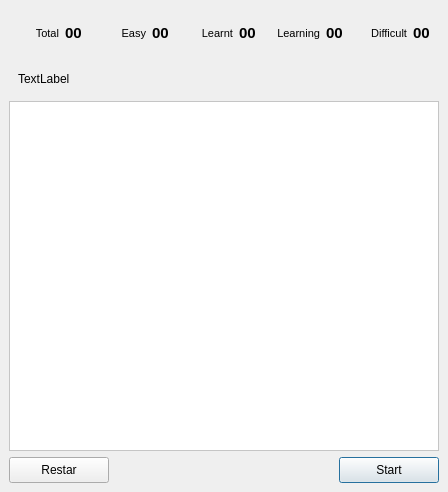
Before: the Qt Designer form Ui/dlg_practice.ui in robinpalat/idiomindQt, drawn with Qt 5.
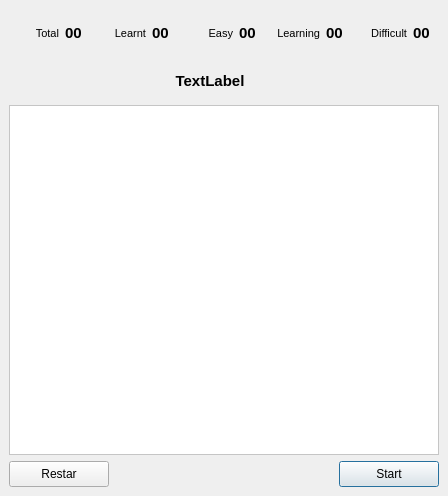
After: the same form once the commit is applied. Icons and pictures are not drawn.

Patch:
```diff
--- a/Ui/dlg_practice.ui
+++ b/Ui/dlg_practice.ui
@@ -167,53 +167,6 @@
              </font>
             </property>
             <property name="text">
-             <string>Easy</string>
-            </property>
-            <property name="scaledContents">
-             <bool>true</bool>
-            </property>
-            <property name="alignment">
-             <set>Qt::AlignRight|Qt::AlignTrailing|Qt::AlignVCenter</set>
-            </property>
-           </widget>
-          </item>
-          <item>
-           <widget class="QLabel" name="label_score_easy">
-            <property name="minimumSize">
-             <size>
-              <width>25</width>
-              <height>0</height>
-             </size>
-            </property>
-            <property name="font">
-             <font>
-              <pointsize>11</pointsize>
-              <weight>75</weight>
-              <bold>true</bold>
-             </font>
-            </property>
-            <property name="text">
-             <string>00</string>
-            </property>
-            <property name="alignment">
-             <set>Qt::AlignLeading|Qt::AlignLeft|Qt::AlignVCenter</set>
-            </property>
-           </widget>
-          </item>
-          <item>
-           <widget class="QLabel" name="label_5">
-            <property name="minimumSize">
-             <size>
-              <width>50</width>
-              <height>0</height>
-             </size>
-            </property>
-            <property name="font">
-             <font>
-              <pointsize>8</pointsize>
-             </font>
-            </property>
-            <property name="text">
              <string>Learnt</string>
             </property>
             <property name="scaledContents">
@@ -247,6 +200,53 @@
             </property>
            </widget>
           </item>
+          <item>
+           <widget class="QLabel" name="label_5">
+            <property name="minimumSize">
+             <size>
+              <width>50</width>
+              <height>0</height>
+             </size>
+            </property>
+            <property name="font">
+             <font>
+              <pointsize>8</pointsize>
+             </font>
+            </property>
+            <property name="text">
+             <string>Easy</string>
+            </property>
+            <property name="scaledContents">
+             <bool>true</bool>
+            </property>
+            <property name="alignment">
+             <set>Qt::AlignRight|Qt::AlignTrailing|Qt::AlignVCenter</set>
+            </property>
+           </widget>
+          </item>
+          <item>
+           <widget class="QLabel" name="label_score_easy">
+            <property name="minimumSize">
+             <size>
+              <width>25</width>
+              <height>0</height>
+             </size>
+            </property>
+            <property name="font">
+             <font>
+              <pointsize>11</pointsize>
+              <weight>75</weight>
+              <bold>true</bold>
+             </font>
+            </property>
+            <property name="text">
+             <string>00</string>
+            </property>
+            <property name="alignment">
+             <set>Qt::AlignLeading|Qt::AlignLeft|Qt::AlignVCenter</set>
+            </property>
+           </widget>
+          </item>
           <item>
            <widget class="QLabel" name="label_7">
             <property name="minimumSize">
@@ -363,9 +363,19 @@
        <layout class="QHBoxLayout" name="horizontalLayout_4">
         <item>
          <widget class="QLabel" name="label_11">
+          <property name="font">
+           <font>
+            <pointsize>11</pointsize>
+            <weight>75</weight>
+            <bold>true</bold>
+           </font>
+          </property>
           <property name="text">
            <string>TextLabel</string>
           </property>
+          <property name="alignment">
+           <set>Qt::AlignCenter</set>
+          </property>
          </widget>
         </item>
        </layout>
```
